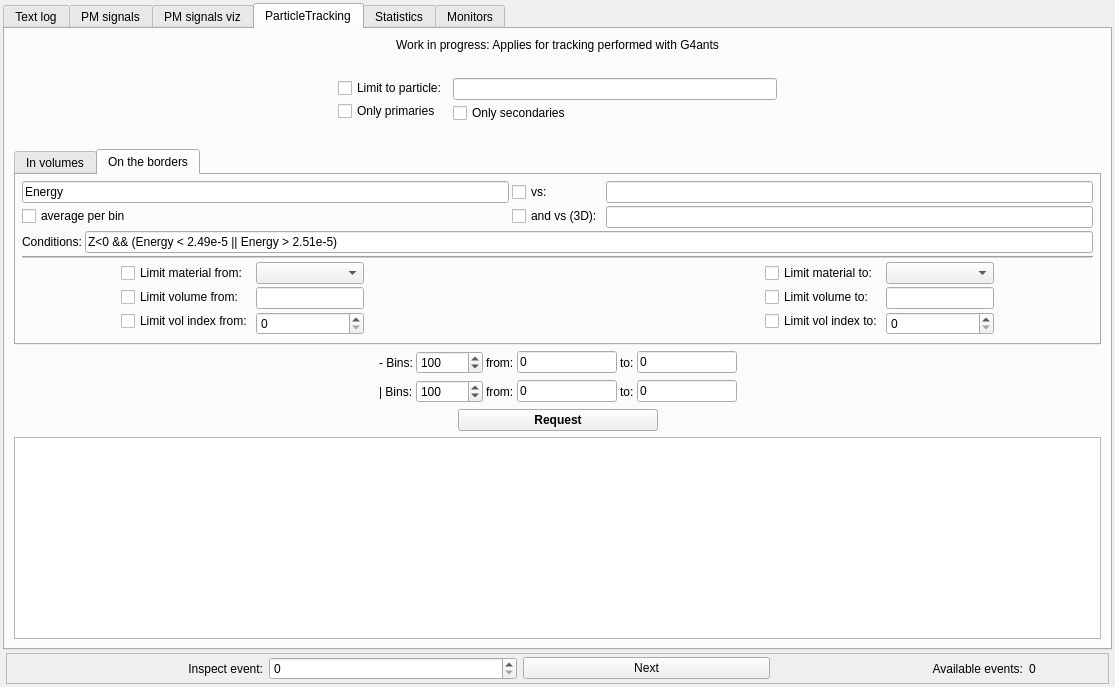
Qt form src/gui/outputwindow.ui (andrmor/ANTS2) before a commit.
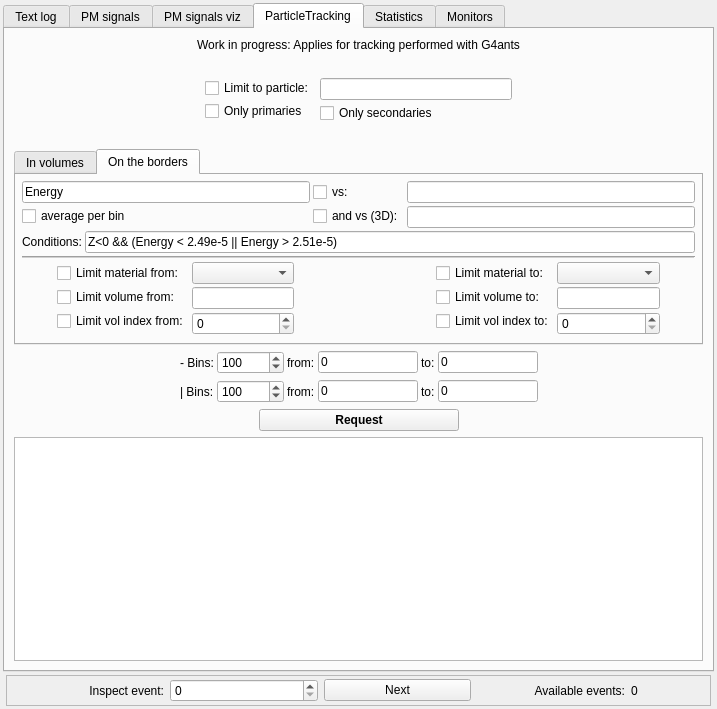
The same form after that commit. The open tabs and pages were chosen to show the change.

```diff
--- a/src/gui/outputwindow.ui
+++ b/src/gui/outputwindow.ui
@@ -6,8 +6,8 @@
    <rect>
     <x>0</x>
     <y>0</y>
-    <width>1115</width>
-    <height>687</height>
+    <width>717</width>
+    <height>709</height>
    </rect>
   </property>
   <property name="sizePolicy">
```
Left out of the diff: 2 changed lines with no effect on the pictures.
